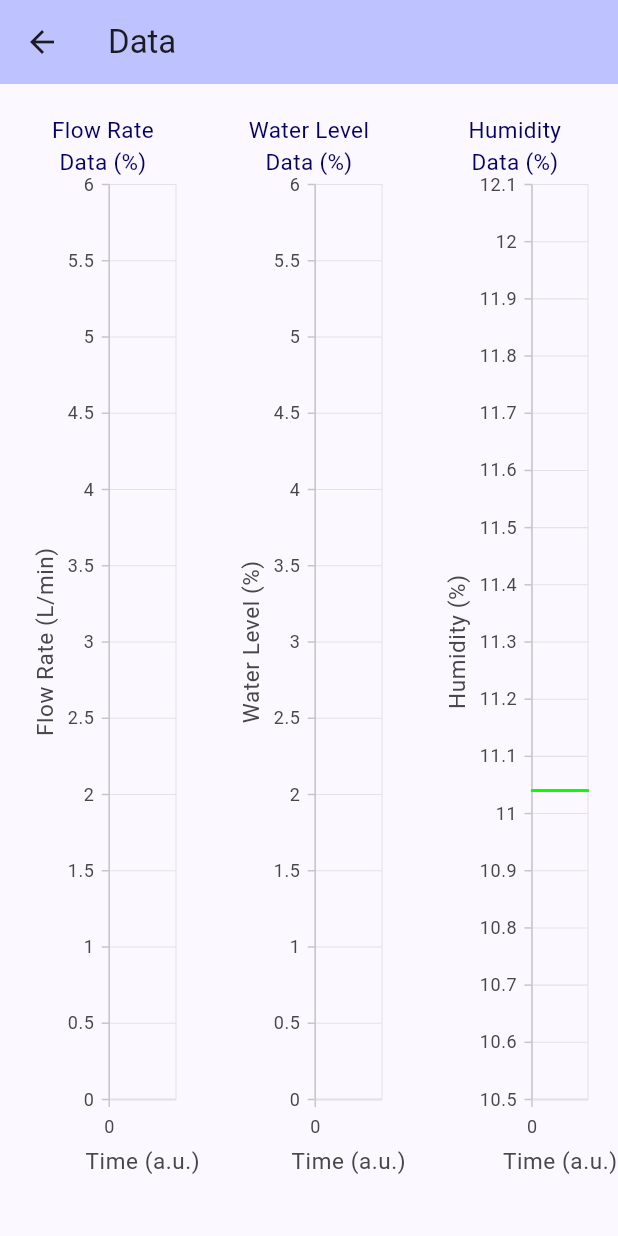
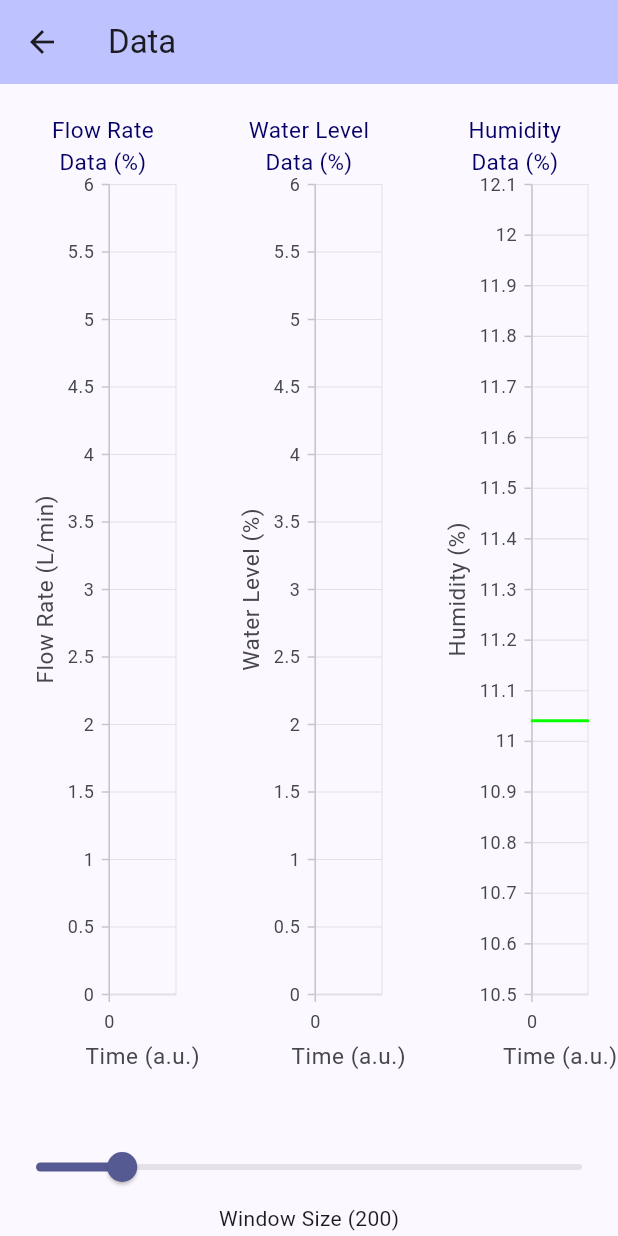
Before and after one commit to Browens5/IrrigationSensorVisualization, a Flutter app: the DataPage screen opened directly, on a phone screen of 412 x 824 dp. Run offline on Flutter 3.47's test engine with Material 2 defaults, Android fonts, the phone set to English and light mode, and no system bars; our stand-ins replace flutter_hooks, hooks_riverpod, path_drawing, riverpod_annotation, syncfusion_flutter_charts; missing offline and left inert: linux_serial; generated files the repository leaves out were written again.

Commit message:
Update main.dart

```diff
--- a/lib/main.dart
+++ b/lib/main.dart
@@ -184,20 +184,26 @@ class _MyHomePageState extends State<MyHomePage> {
   }
 }
 
-class DataPage extends ConsumerWidget {
+class DataPage extends HookConsumerWidget {
   const DataPage({required this.title, super.key});
   final String title;
   @override
   Widget build(BuildContext context, WidgetRef ref) {
-    final recentrates = ref.watch(filteredDataProvider(SourceKind.flowRate));
-    final recentlevels = ref.watch(filteredDataProvider(SourceKind.waterLevel));
-    final recenthumids = ref.watch(filteredDataProvider(SourceKind.humidity));
+    final nPoints = useState(200);
+    final recentrates = ref.watch(
+        filteredDataProvider(SourceKind.flowRate, nPoints: nPoints.value));
+    final recentlevels = ref.watch(
+        filteredDataProvider(SourceKind.waterLevel, nPoints: nPoints.value));
+    final recenthumids = ref.watch(
+        filteredDataProvider(SourceKind.humidity, nPoints: nPoints.value));
     return Scaffold(
       appBar: AppBar(
         backgroundColor: Theme.of(context).colorScheme.inversePrimary,
         title: Text(title),
       ),
-      body: Center(
+      body: Column(
+        children: [
+          Expanded(
               child: Row(
             children: [
               Expanded(
@@ -236,6 +242,27 @@ class DataPage extends ConsumerWidget {
               ),
             ],
           )),
+          SizedBox(
+            height: 70,
+            child: Column(
+              children: [
+                Slider(
+                  value: nPoints.value.toDouble(),
+                  max: 1000,
+                  min: 50,
+                  label: "Window Size (${nPoints.value})",
+                  onChanged: (value) {
+                    nPoints.value = value.toInt();
+                  },
+                ),
+                Text(
+                  "Window Size (${nPoints.value})",
+                ),
+              ],
+            ),
+          ),
+        ],
+      ),
     );
   }
 }
@@ -263,18 +290,6 @@ class FlowRatePage extends HookConsumerWidget {
             //         b ? Source.dummy : Source.real;
             //   },
             // ),
-            Text(
-              "Sliding Window (${nPoints.value})",
-            ),
-            Slider(
-              value: nPoints.value.toDouble(),
-              max: 1000,
-              min: 50,
-              label: "Sliding Window (${nPoints.value})",
-              onChanged: (value) {
-                nPoints.value = value.toInt();
-              },
-            ),
             const SizedBox(height: 20),
             Expanded(
               child: ChartWidget(
@@ -284,6 +299,19 @@ class FlowRatePage extends HookConsumerWidget {
                 axisName: 'Flow Rate (L/min)',
                 color: const Color.fromARGB(255, 255, 0, 0),
               ),
+            ),
+
+            Slider(
+              value: nPoints.value.toDouble(),
+              max: 1000,
+              min: 50,
+              label: "Window Size (${nPoints.value})",
+              onChanged: (value) {
+                nPoints.value = value.toInt();
+              },
+            ),
+            Text(
+              "Window Size (${nPoints.value})",
             ),
           ],
         ),
@@ -309,18 +337,6 @@ class WaterLevelPage extends HookConsumerWidget {
       ),
       body: Column(
         children: [
-          Text(
-            "Sliding Window (${nPoints.value})",
-          ),
-          Slider(
-            value: nPoints.value.toDouble(),
-            max: 1000,
-            min: 50,
-            label: "Sliding Window (${nPoints.value})",
-            onChanged: (value) {
-              nPoints.value = value.toInt();
-            },
-          ),
           const SizedBox(height: 20),
           Expanded(
             child: ChartWidget(
@@ -330,6 +346,18 @@ class WaterLevelPage extends HookConsumerWidget {
               axisName: "Water Level (%)",
               color: const Color.fromARGB(255, 13, 0, 255),
             ),
+          ),
+          Slider(
+            value: nPoints.value.toDouble(),
+            max: 1000,
+            min: 50,
+            label: "Window Size (${nPoints.value})",
+            onChanged: (value) {
+              nPoints.value = value.toInt();
+            },
+          ),
+          Text(
+            "Window Size (${nPoints.value})",
           ),
         ],
       ),
@@ -353,18 +381,6 @@ class HumidityPage extends HookConsumerWidget {
       ),
       body: Column(
         children: [
-          Text(
-            "Sliding Window (${nPoints.value})",
-          ),
-          Slider(
-            value: nPoints.value.toDouble(),
-            max: 1000,
-            min: 50,
-            label: "Sliding Window (${nPoints.value})",
-            onChanged: (value) {
-              nPoints.value = value.toInt();
-            },
-          ),
           const SizedBox(height: 20),
           Expanded(
             child: ChartWidget(
@@ -374,6 +390,18 @@ class HumidityPage extends HookConsumerWidget {
               axisName: 'Humidity (%)',
               color: const Color.fromARGB(255, 9, 255, 0),
             ),
+          ),
+          Slider(
+            value: nPoints.value.toDouble(),
+            max: 1000,
+            min: 50,
+            label: "Window Size (${nPoints.value})",
+            onChanged: (value) {
+              nPoints.value = value.toInt();
+            },
+          ),
+          Text(
+            "Window Size (${nPoints.value})",
           ),
         ],
       ),
```
Lines whose indentation alone changed are shown as unchanged.
